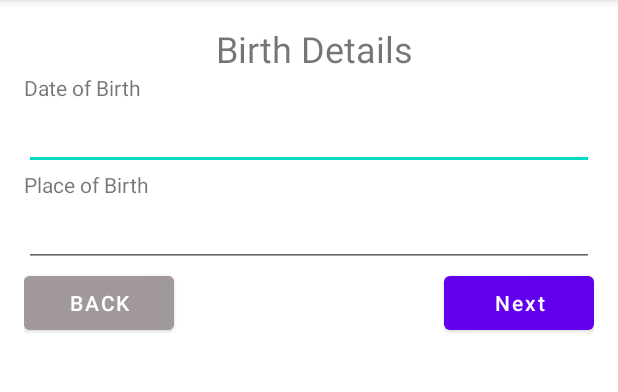
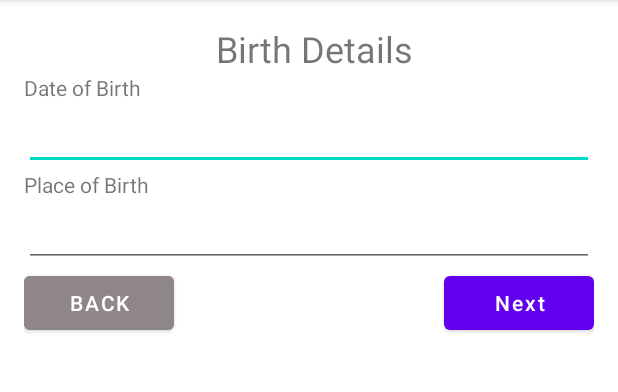
Before and after one commit to sunitha-perka-improve10x/RegistrationForm, an Android app: the BirthDetailsActivity screen opened directly, with no data from a screen before it, on a phone screen of 412 x 824 dp, the part 84-476 px from its top. Run offline under Robolectric (Android 15) with nearby library versions, the phone set to English and light mode, and no system bars.

Commit message:
changes conflicts

```diff
--- a/app/src/main/res/layout/activity_birth_details.xml
+++ b/app/src/main/res/layout/activity_birth_details.xml
@@ -54,7 +54,7 @@
             android:layout_height="wrap_content"
             android:layout_marginRight="90sp"
             android:layout_weight="1"
-            android:backgroundTint="#A19999"
+            android:backgroundTint="#8F8787"
             android:text="Back" />
 
         <Button
```
